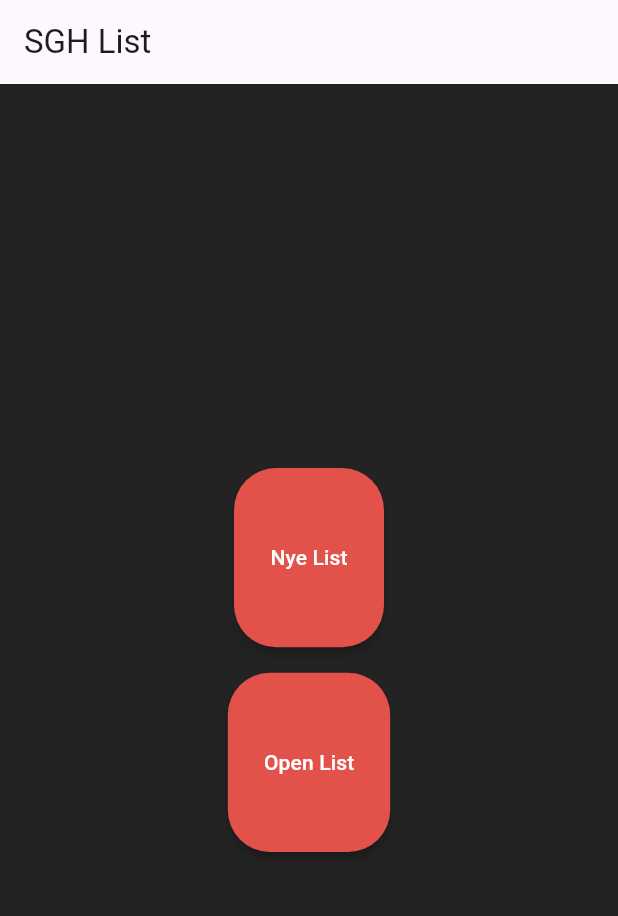
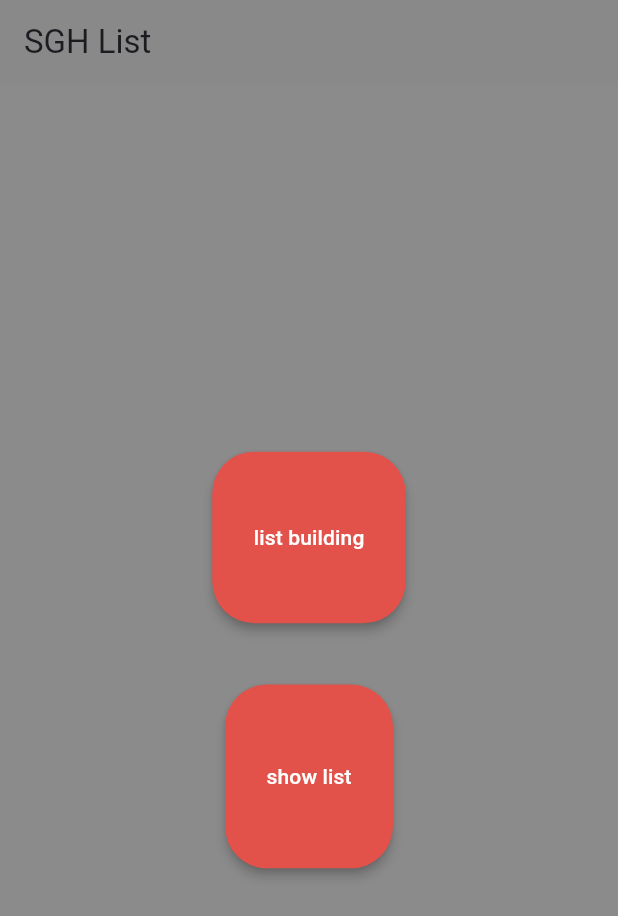
Before and after one commit to SebastianGraham/SebastianGraham.github.io, a Flutter app: the screen it shows after launch, on a phone screen of 412 x 824 dp. Shown: the top 916 px of the screen. Run offline on Flutter 3.47's test engine with Material 3 defaults, Android fonts, the light colour scheme and no system bars.

```diff
--- a/SGH_List/lib/home.dart
+++ b/SGH_List/lib/home.dart
@@ -1,5 +1,5 @@
 import 'package:flutter/material.dart';
-import 'list_bulder.dart';
+import 'listlib/list_bulder.dart';
 import 'list_vier.dart';
 
 class Home extends StatelessWidget {
@@ -9,73 +9,68 @@
   Widget build(BuildContext context) {
     return Scaffold(
       appBar: AppBar(
+        backgroundColor: const Color.fromARGB(255, 137, 137, 137),
         title: const Text('SGH List'),
       ),
-      body: Center(
+      body: const Center(
           child: Column(
         mainAxisAlignment: MainAxisAlignment.center,
         children: <Widget>[
-            const Expanded(
-              flex: 30,
-              child: Text(' '),
-            ),
+          Expanded(flex: 30, child: Text(' ')),
           Expanded(
               flex: 14,
-                child: ElevatedButton(
+              child: ManuButton(
+                label: 'list building',
+                goToPage: ListBulder(),
+                routeName: '/listbuilding',
+              )),
+          Expanded(flex: 5, child: Text('')),
+          Expanded(
+              flex: 15,
+              child: ManuButton(
+                label: 'show list',
+                goToPage: ListVierPage(),
+                routeName: '/showlist',
+              )),
+          Expanded(flex: 30, child: Text(' ')),
+        ],
+      )),
+    );
+  }
+}
+
+class ManuButton extends StatelessWidget {
+  const ManuButton({
+    super.key,
+    required this.routeName,
+    required this.goToPage,
+    required this.label,
+  });
+
+  final String label, routeName;
+  final Widget goToPage;
+
+  @override
+  Widget build(BuildContext context) {
+    return ElevatedButton(
       style: ElevatedButton.styleFrom(
           backgroundColor: const Color.fromARGB(255, 226, 81, 74),
-                  foregroundColor: const Color.fromARGB(255, 255, 255, 255) ,
+          foregroundColor: const Color.fromARGB(255, 255, 255, 255),
           elevation: 3,
-                  shape: RoundedRectangleBorder(
-                    borderRadius: BorderRadius.circular(28)),
+          shape:
+              RoundedRectangleBorder(borderRadius: BorderRadius.circular(28)),
           minimumSize: const Size(100, 40),
-                  maximumSize: const Size(200, 50)
-                ),
-                child: const Text('Nye List'),
+          maximumSize: const Size(200, 50)),
+      child: Text(' $label '),
       onPressed: () {
         Navigator.push(
           context,
           MaterialPageRoute(
-                        builder: (context) => const ListBulderPage(),
-                        settings: const RouteSettings(name: '/listBulderPage')
+            builder: (context) => goToPage,
+            settings: const RouteSettings(name: '/listViserPage'),
           ),
         );
       },
-             ),
-            ),
-            const Expanded(
-              flex: 2,
-              child: Text('  ')),
-            Expanded(
-              flex: 14,
-              child: ElevatedButton(
-                style: ElevatedButton.styleFrom(
-                  backgroundColor: const Color.fromARGB(255, 226, 81, 74),
-                  foregroundColor: const Color.fromARGB(255, 255, 255, 255) ,
-                  elevation: 3,
-                  shape: RoundedRectangleBorder(
-                    borderRadius: BorderRadius.circular(28)),
-                  minimumSize: const Size(100, 40),
-                  maximumSize: const Size(200, 50)
-                ),
-                child: const Text('Open List'),
-                  onPressed: () {
-                    Navigator.push(
-                      context,
-                      MaterialPageRoute(
-                        builder: (context) => const ListVierPage(),
-                        settings: const RouteSettings(name: '/listViserPage'),
-                      ),
-                    );
-                },)
-              ),
-                const Expanded(
-                flex: 30,
-              child: Text(' '),
-            ),
-          ],
-       )
-     ),
     );
   }
 }
```
Also changed, not shown: SGH_List/lib/drawer_header.dart (+5 -6 lines), SGH_List/lib/list_vier.dart (+16 -8 lines), SGH_List/lib/listlib/list_bulder.dart (added, +89 -0 lines), SGH_List/lib/listlib/testUnit.dart (added, +84 -0 lines), SGH_List/lib/listlib/unit.dart (added, +143 -0 lines), SGH_List/lib/main.dart (+5 -4 lines), 2 other files. Lines whose indentation alone changed are shown as unchanged.
